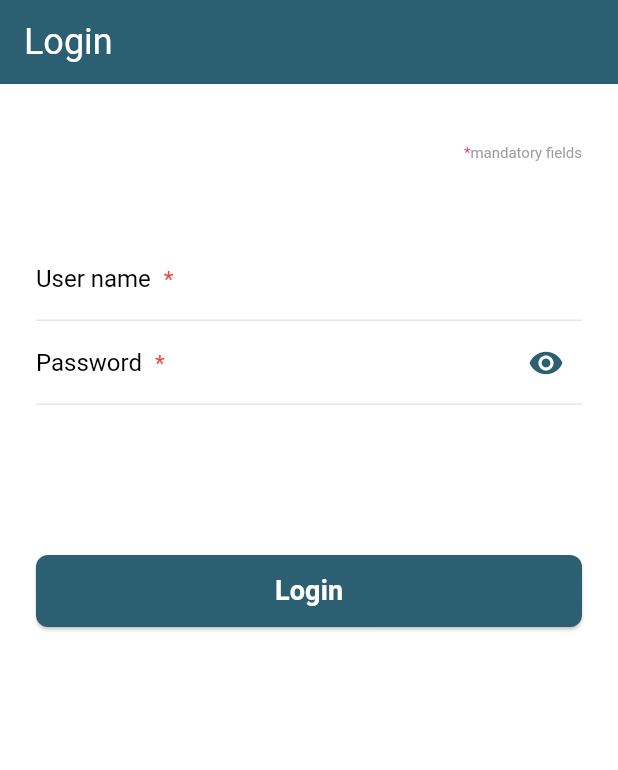
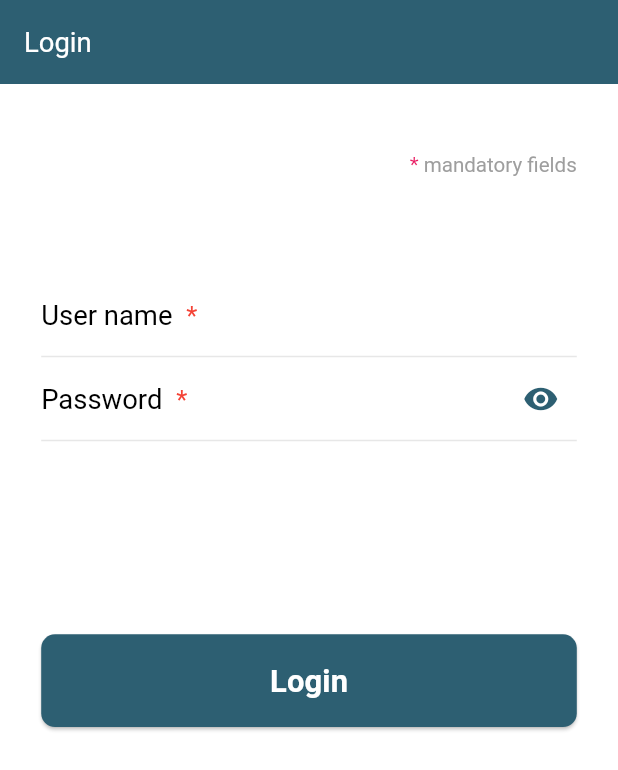
Before and after one commit to Avadhesh-Pandey/abhedy_banking_project, a Flutter app: the screen it shows after launch, on a phone screen of 412 x 824 dp. Shown: the top 770 px of the screen. Run offline on Flutter 3.47's test engine with Material 2 defaults, Android fonts, the light colour scheme and no system bars; our stand-ins replace bloc, dartz, equatable, flutter_bloc, flutter_screenutil, flutter_svg and 4 more; missing offline and left inert: syncfusion_flutter_pdfviewer.

Commit message:
Library added 1. flutter_screenutil
Updated font size, margin and padding on all screen to make the UI responsive using screenutil's library

```diff
--- a/lib/features/data/datasource/graphql_client.dart
+++ b/lib/features/data/datasource/graphql_client.dart
@@ -1,9 +1,8 @@
 import 'package:flutter/foundation.dart';
-import 'package:flutter/material.dart';
 import 'package:graphql_flutter/graphql_flutter.dart';
 
 final GraphQLClient client = GraphQLClient(
-  link: kIsWeb ? HttpLink('http://localhost:4000') : HttpLink('http://192.168.225.60:4000'), // replace 192.168.225.60 with your device IP address as localhost would not work for AVD
+  link: kIsWeb ? HttpLink('http://localhost:4000') : HttpLink('http://192.168.225.60:4000'), // replace 192.168.225.60 with your device IPV4 address as localhost would not work for AVD
   cache: GraphQLCache(),
 );
 
--- a/lib/features/presentation/pages/accounts/accounts_page.dart
+++ b/lib/features/presentation/pages/accounts/accounts_page.dart
@@ -2,6 +2,7 @@ import 'package:abhedy_banking_project/features/data/datasource/abhedy_queries.d
 import 'package:abhedy_banking_project/features/data/model/accounts_model.dart';
 import 'package:abhedy_banking_project/features/presentation/pages/accounts/widgets/accounts_list_item_widget.dart';
 import 'package:flutter/material.dart';
+import 'package:flutter_screenutil/flutter_screenutil.dart';
 import 'package:graphql_flutter/graphql_flutter.dart';
 
 class AccountsPage extends StatelessWidget {
@@ -29,7 +30,7 @@ class AccountsPage extends StatelessWidget {
         }
 
         return ListView.builder(
-            padding: const EdgeInsets.only(top: 16, bottom: 16),
+            padding: EdgeInsets.only(top: 16.h, bottom: 16.h),
             itemCount: data.accounts?.length,
             itemBuilder: (context, index) {
               return AccountsListItemWidget(data.accounts![index]);
--- a/lib/features/presentation/pages/accounts/subpages/transactions/transactions_list_page.dart
+++ b/lib/features/presentation/pages/accounts/subpages/transactions/transactions_list_page.dart
@@ -2,6 +2,7 @@ import 'package:abhedy_banking_project/features/data/datasource/abhedy_queries.d
 import 'package:abhedy_banking_project/features/data/model/transactions_model.dart';
 import 'package:abhedy_banking_project/features/presentation/pages/accounts/subpages/transactions/widgets/transactions_list_item_widget.dart';
 import 'package:flutter/material.dart';
+import 'package:flutter_screenutil/flutter_screenutil.dart';
 import 'package:graphql_flutter/graphql_flutter.dart';
 
 class TransactionsListPage extends StatelessWidget {
@@ -30,7 +31,7 @@ class TransactionsListPage extends StatelessWidget {
         }
 
         return ListView.builder(
-          padding: const EdgeInsets.only(top: 16,bottom: 16),
+          padding: EdgeInsets.only(top: 16.h,bottom: 16.h),
             itemCount: data.transactions?.length,
             itemBuilder: (context, index) {
               return TransactionsListItemWidget(data.transactions![index]);
--- a/lib/features/presentation/pages/login/subpages/login_subpage.dart
+++ b/lib/features/presentation/pages/login/subpages/login_subpage.dart
@@ -4,25 +4,14 @@ import 'package:abhedy_banking_project/features/presentation/bloc/auth_status/au
 import 'package:abhedy_banking_project/features/presentation/pages/main/home_page.dart';
 import 'package:flutter/material.dart';
 import 'package:flutter_bloc/flutter_bloc.dart';
+import 'package:flutter_screenutil/flutter_screenutil.dart';
 import 'package:go_router/go_router.dart';
 
-class LoginSubpage extends StatefulWidget {
-  const LoginSubpage({super.key});
-
-  @override
-  State<StatefulWidget> createState() => LoginSubpageState();
-}
-
-class LoginSubpageState extends State<LoginSubpage> {
+class LoginSubpage extends StatelessWidget {
+  LoginSubpage({super.key});
 
   final GlobalKey<FormState> _formKey = GlobalKey<FormState>();
   final TextEditingController _nameField = TextEditingController();
-
-  @override
-  void initState() {
-
-    super.initState();
-  }
 
   @override
   Widget build(BuildContext context) {
@@ -42,28 +31,28 @@ class LoginSubpageState extends State<LoginSubpage> {
       child:  Scaffold(
         backgroundColor: Colors.white,
         appBar: AppBar(
-          title: const Text("Login",style: TextStyle(
-            fontSize: 24,
+          title: Text("Login",style: TextStyle(
+            fontSize: 16.sp,
             color: Colors.white,
           ),),
           automaticallyImplyLeading: false,
           backgroundColor: kPrimaryColour,
         ),
         body: SafeArea(
-          child: Column(
-            mainAxisSize: MainAxisSize.min,
+          child: ListView(
+            shrinkWrap: true,
             children: [
               Padding(
-                padding: const EdgeInsets.only(right: 24, top: 40),
+                padding: EdgeInsets.only(right: 24.w, top: 40.w),
                 child: Align(
                   alignment: Alignment.topRight,
                   child: RichText(
-                    text: const TextSpan(
+                    text: TextSpan(
                       children: [
                         TextSpan(
-                          text: "*",
+                          text: "* ",
                           style: TextStyle(
-                            fontSize: 10,
+                            fontSize: 12.sp,
                             color: Colors.pink,
                           ),
                         ),
@@ -71,7 +60,7 @@ class LoginSubpageState extends State<LoginSubpage> {
                           text: "mandatory fields",
                           style: TextStyle(
                             color: Colors.grey,
-                            fontSize: 10.0,
+                            fontSize: 12.sp,
                           ),
                         ),
                       ],
@@ -82,7 +71,7 @@ class LoginSubpageState extends State<LoginSubpage> {
               Form(
                 key: _formKey,
                 child: Padding(
-                  padding: const EdgeInsets.only(right: 24,left: 24,top: 50,bottom: 50),
+                  padding: EdgeInsets.only(right: 24.w,left: 24.w,top: 50.h,bottom: 50.h),
                   child: Column(
                     mainAxisSize: MainAxisSize.min,
                     children: [
@@ -103,10 +92,10 @@ class LoginSubpageState extends State<LoginSubpage> {
                             children: [
                               RichText(
                                 textAlign: TextAlign.end,
-                                text: const TextSpan(
+                                text: TextSpan(
                                   text: "User name",
                                   style: TextStyle(
-                                      fontSize: 16,
+                                      fontSize: 16.sp,
                                       color: Colors.black
                                   ),
                                   children: [
@@ -114,7 +103,7 @@ class LoginSubpageState extends State<LoginSubpage> {
                                       text: ' *',
                                       style: TextStyle(
                                         letterSpacing: 5,
-                                        fontSize: 15,
+                                        fontSize: 15.sp,
                                         color: Colors.red,
                                       ),
                                     )
@@ -141,14 +130,14 @@ class LoginSubpageState extends State<LoginSubpage> {
                 ),
               ),
               Padding(
-                padding: const EdgeInsets.only(top: 50, bottom: 8,right: 24,left: 24),
+                padding:  EdgeInsets.only(top: 50.h, bottom: 8.h,right: 24.w,left: 24.w),
                 child: ElevatedButton(
                   style: ElevatedButton.styleFrom(
                     shape: RoundedRectangleBorder(
-                      borderRadius: BorderRadius.circular(8.0),
+                      borderRadius: BorderRadius.circular(8.0.r),
                     ),
                     backgroundColor: kPrimaryColour,
-                    minimumSize: const Size.fromHeight(48),
+                    minimumSize: Size.fromHeight(48.h),
                   ),
                   onPressed: () {
                     if (_formKey.currentState!.validate())
@@ -156,11 +145,11 @@ class LoginSubpageState extends State<LoginSubpage> {
                         BlocProvider.of<AuthStatusBloc>(context).add(SetCustomerAuthStatusEvent(_nameField.text.trim()));
                       }
                   },
-                  child: const Text(
+                  child: Text(
                     "Login",
                     style: TextStyle(
                       color: Colors.white,
-                      fontSize: 18,
+                      fontSize: 18.sp,
                       fontWeight: FontWeight.w600,
                     ),
                     textAlign: TextAlign.left,
@@ -206,10 +195,10 @@ class PasswordToggleState extends State<PasswordFieldToggle>
           children: [
             RichText(
               textAlign: TextAlign.end,
-              text: const TextSpan(
+              text: TextSpan(
                 text: "Password",
                 style: TextStyle(
-                    fontSize: 16,
+                    fontSize: 16.sp,
                     color: Colors.black
                 ),
                 children: [
@@ -217,7 +206,7 @@ class PasswordToggleState extends State<PasswordFieldToggle>
                     text: ' *',
                     style: TextStyle(
                       letterSpacing: 5,
-                      fontSize: 15,
+                      fontSize: 15.sp,
                       color: Colors.red,
                     ),
                   )
--- a/lib/features/presentation/pages/splash/subpage/splash_subpage.dart
+++ b/lib/features/presentation/pages/splash/subpage/splash_subpage.dart
@@ -1,7 +1,6 @@
 import 'package:abhedy_banking_project/features/presentation/bloc/auth_status/auth_status_bloc.dart';
 import 'package:abhedy_banking_project/features/presentation/pages/login/login_page.dart';
 import 'package:abhedy_banking_project/features/presentation/pages/main/home_page.dart';
-import 'package:flutter/cupertino.dart';
 import 'package:flutter/material.dart';
 import 'package:flutter_bloc/flutter_bloc.dart';
 import 'package:go_router/go_router.dart';
@@ -23,6 +22,8 @@ class SplashSubpageState extends State<SplashSubpage> {
 
   @override
   Widget build(BuildContext context) {
+    // ScreenUtil.init(context, designSize: const Size(360, 640),  minTextAdapt: true,  splitScreenMode: true);
+
     return BlocListener(
       bloc: BlocProvider.of<AuthStatusBloc>(context),
       listener: (context, state) {
--- a/lib/features/presentation/pages/statement/subpages/statement_list_page.dart
+++ b/lib/features/presentation/pages/statement/subpages/statement_list_page.dart
@@ -3,6 +3,7 @@ import 'package:abhedy_banking_project/features/data/model/statements_model.dart
 import 'package:abhedy_banking_project/features/presentation/pages/statement/statement_page.dart';
 import 'package:abhedy_banking_project/features/presentation/pages/statement/widgets/statement_list_item_widget.dart';
 import 'package:flutter/material.dart';
+import 'package:flutter_screenutil/flutter_screenutil.dart';
 import 'package:graphql_flutter/graphql_flutter.dart';
 
 class StatementListPage extends StatelessWidget {
@@ -45,7 +46,7 @@ class StatementListPage extends StatelessWidget {
               if(snapshot.hasData)
                 {
                   return ListView.builder(
-                    padding: const EdgeInsets.only(top: 16,bottom: 16),
+                    padding: EdgeInsets.only(top: 16.h,bottom: 16.h),
                       itemCount: statementMap[snapshot.data]!.length,
                       itemBuilder: (context, index) {
                         return StatementListItemWidget(statementMap[snapshot.data]![index]);
--- a/lib/features/presentation/pages/statement/subpages/view_pdf_statement.dart
+++ b/lib/features/presentation/pages/statement/subpages/view_pdf_statement.dart
@@ -1,6 +1,7 @@
 import 'package:abhedy_banking_project/core/constants/color_constants.dart';
 import 'package:abhedy_banking_project/features/presentation/pages/main/home_page.dart';
 import 'package:flutter/material.dart';
+import 'package:flutter_screenutil/flutter_screenutil.dart';
 import 'package:go_router/go_router.dart';
 import 'package:syncfusion_flutter_pdfviewer/pdfviewer.dart';
 
@@ -15,8 +16,8 @@ class ViewPDFStatement extends StatelessWidget{
       child: Scaffold(
           backgroundColor: Colors.white,
           appBar: AppBar(
-            title: const Text("PDF Statement",style: TextStyle(
-              fontSize: 24,
+            title: Text("PDF Statement",style: TextStyle(
+              fontSize: 16.sp,
               color: Colors.white,
             ),),
             backgroundColor: kPrimaryColour,
--- a/lib/main.dart
+++ b/lib/main.dart
@@ -3,11 +3,13 @@ import 'package:abhedy_banking_project/core/router/app_routes.dart';
 import 'package:abhedy_banking_project/features/data/datasource/graphql_client.dart';
 import 'package:flutter/material.dart';
 import 'package:abhedy_banking_project/core/di/injection_getit.dart' as di;
+import 'package:flutter_screenutil/flutter_screenutil.dart';
 import 'package:graphql_flutter/graphql_flutter.dart';
 
 
 Future<void> main() async {
   WidgetsFlutterBinding.ensureInitialized();
+  await ScreenUtil.ensureScreenSize();
   // Init Dependency Inject
   await di.init();
 
@@ -20,6 +22,7 @@ class MyApp extends StatelessWidget {
   // This widget is the root of your application.
   @override
   Widget build(BuildContext context) {
+    ScreenUtil.init(context, designSize: const Size(360, 640),  minTextAdapt: true,  splitScreenMode: true);
     return GraphQLProvider(
       client: clientNotifier,
       child: MaterialApp.router(
@@ -27,6 +30,8 @@ class MyApp extends StatelessWidget {
         theme: ThemeData(
           colorScheme: ColorScheme.fromSeed(seedColor: kPrimaryColour),
           useMaterial3: true,
+          primarySwatch: Colors.blue,
+          textTheme: TextTheme(bodyMedium: TextStyle(fontSize: 30.sp)),
         ),
         routerConfig: router,
       ),
```
Also changed, not shown: lib/features/presentation/pages/accounts/subpages/transactions/widgets/transactions_list_item_widget.dart (+14 -13 lines), lib/features/presentation/pages/accounts/subpages/transactions_page.dart (+11 -10 lines), lib/features/presentation/pages/accounts/widgets/accounts_list_item_widget.dart (+24 -25 lines), lib/features/presentation/pages/contacts/contacts_page.dart (+29 -15 lines), lib/features/presentation/pages/home/home_page.dart (+29 -34 lines), lib/features/presentation/pages/main/subpages/drawer_menu.dart (+93 -14 lines), lib/features/presentation/pages/main/subpages/main_subpage.dart (+20 -4 lines), lib/features/presentation/pages/services/services_page.dart (+21 -20 lines), lib/features/presentation/pages/statement/statement_page.dart (+8 -7 lines), lib/features/presentation/pages/statement/widgets/statement_list_item_widget.dart (+12 -11 lines), 2 other files.
